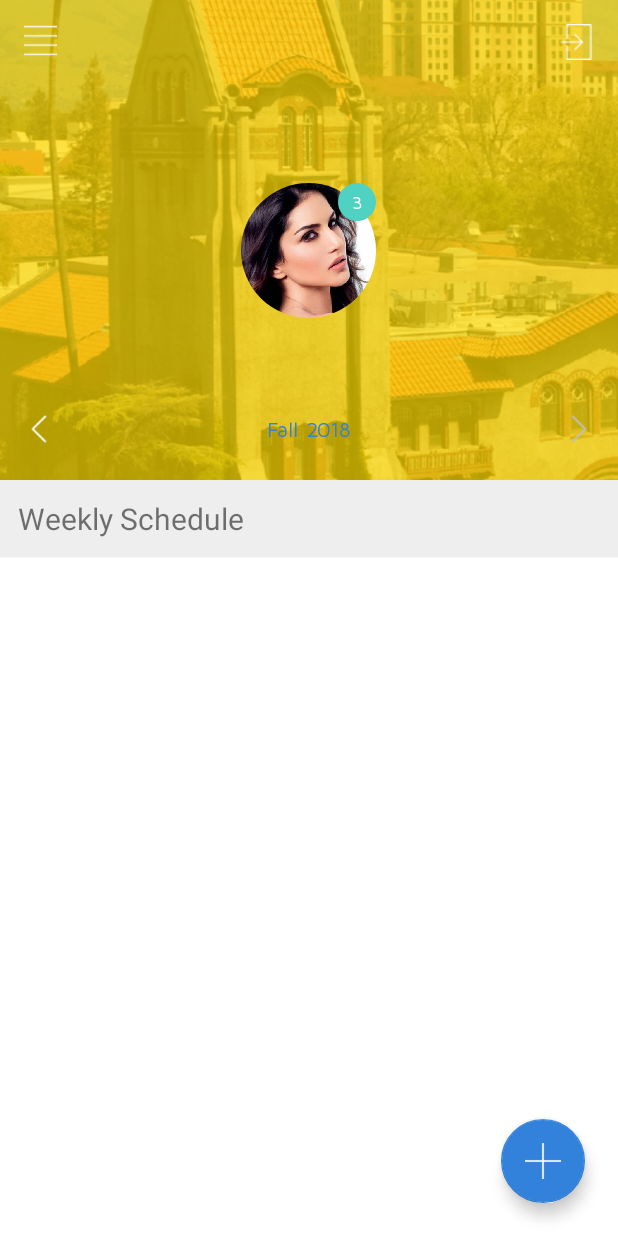
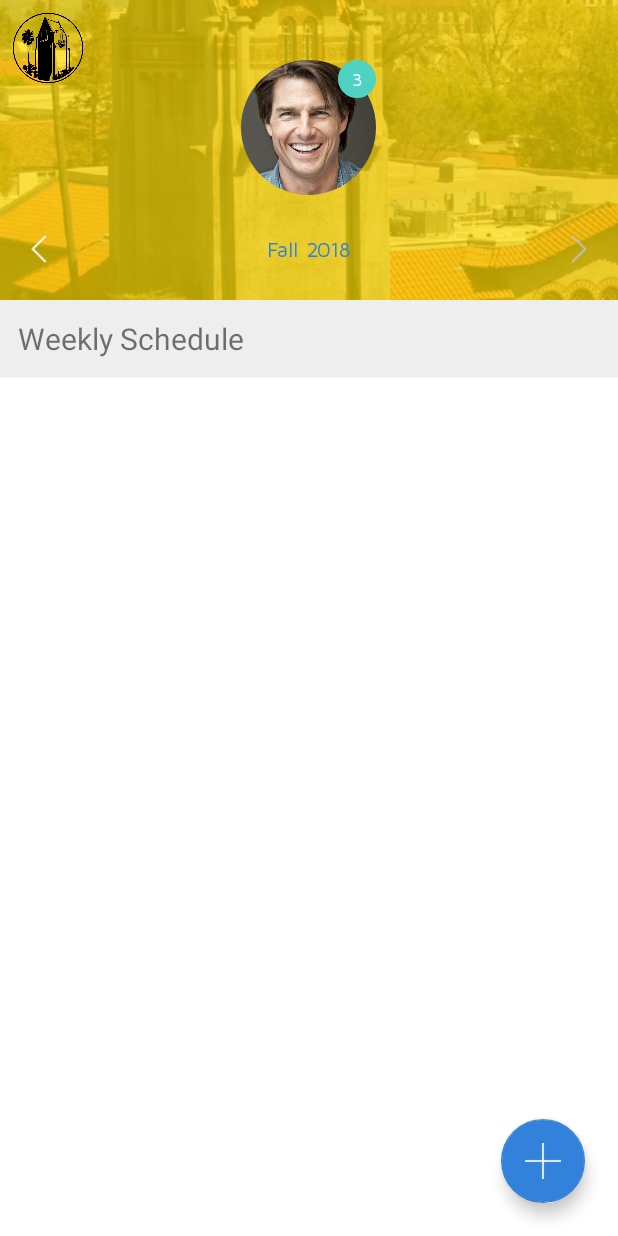
Before and after one commit to SJSU-Fall2018-CS151-6/SpartanApp, an Android app: the CourseSchedule screen opened directly, with no data from a screen before it, on a phone screen of 412 x 824 dp. Run offline under Robolectric (Android 15) with nearby library versions, the phone set to English and light mode, and no system bars; plain views replace CircularImageView, WeekDatePicker.

Commit message:
ui improvements and ToDo subscription

```diff
--- a/SpartanApp/BronzeApp/app/src/main/AndroidManifest.xml
+++ b/SpartanApp/BronzeApp/app/src/main/AndroidManifest.xml
@@ -17,6 +17,10 @@
         </activity>
         <activity
             android:name=".GraphActivity"
+            android:screenOrientation="portrait"
+            android:windowSoftInputMode="adjustPan" />
+        <activity
+            android:name=".todo.ToDoActivity"
             android:screenOrientation="portrait"
             android:windowSoftInputMode="adjustPan" />
         <activity
--- a/SpartanApp/BronzeApp/app/src/main/java/com/wolfsoft/one/bronzeapp/course/CourseSchedule.java
+++ b/SpartanApp/BronzeApp/app/src/main/java/com/wolfsoft/one/bronzeapp/course/CourseSchedule.java
@@ -8,12 +8,13 @@ import android.widget.ListView;
 import android.widget.TextView;
 
 import com.wolfsoft.one.bronzeapp.R;
+import com.wolfsoft.one.bronzeapp.general.Behavior;
+import com.wolfsoft.one.bronzeapp.home.HomeActivity;
 import com.wolfsoft.one.bronzeapp.login.Credentials;
 
-import java.io.Serializable;
 import java.util.ArrayList;
 
-public class CourseSchedule extends AppCompatActivity implements Serializable {
+public class CourseSchedule extends AppCompatActivity implements Behavior {
 
     ArrayList<Course> list = new ArrayList<>();
     ListView listView;
@@ -29,10 +30,6 @@ public class CourseSchedule extends AppCompatActivity implements Serializable {
         listView = (ListView) findViewById(R.id.scheduleListView);
 
         listView.setAdapter(adapter);
-
-        TextView textView = (TextView) findViewById(R.id.userName);
-
-        textView.setText(Credentials.getUserName());
     }
 
     public void addNewCourse(View v){
@@ -62,4 +59,10 @@ public class CourseSchedule extends AppCompatActivity implements Serializable {
         }
     }
 
+    @Override
+    public void goHome(View v) {
+        Intent intent = new Intent(getApplicationContext(), HomeActivity.class);
+
+        startActivity(intent);
+    }
 }
--- /dev/null
+++ b/SpartanApp/BronzeApp/app/src/main/java/com/wolfsoft/one/bronzeapp/general/Behavior.java
@@ -0,0 +1,7 @@
+package com.wolfsoft.one.bronzeapp.general;
+
+import android.view.View;
+
+public interface Behavior {
+    public void goHome(View v);
+}
--- a/SpartanApp/BronzeApp/app/src/main/java/com/wolfsoft/one/bronzeapp/login/SignUpActivity.java
+++ b/SpartanApp/BronzeApp/app/src/main/java/com/wolfsoft/one/bronzeapp/login/SignUpActivity.java
@@ -1,5 +1,6 @@
 package com.wolfsoft.one.bronzeapp.login;
 
+import android.content.Intent;
 import android.os.Bundle;
 import android.support.v7.app.AppCompatActivity;
 import android.view.View;
@@ -7,6 +8,7 @@ import android.widget.EditText;
 
 import com.wolfsoft.one.bronzeapp.R;
 import com.wolfsoft.one.bronzeapp.database.DBHandler;
+import com.wolfsoft.one.bronzeapp.home.HomeActivity;
 
 public class SignUpActivity extends AppCompatActivity {
 
@@ -41,4 +43,8 @@ public class SignUpActivity extends AppCompatActivity {
 
         onBackPressed();
     }
+
+    public void goToSignIn(View v){
+        finish();
+    }
 }
--- a/SpartanApp/BronzeApp/app/src/main/res/layout/activity_home.xml
+++ b/SpartanApp/BronzeApp/app/src/main/res/layout/activity_home.xml
@@ -3,7 +3,7 @@
     xmlns:app="http://schemas.android.com/apk/res-auto"
     android:layout_width="match_parent"
     android:layout_height="match_parent"
-    android:background="@color/spartanGold"
+    android:background="@drawable/login_background"
     android:visibility="visible">
 
 
@@ -32,6 +32,7 @@
             android:layout_height="0dp"
             android:layout_rowWeight="1"
             android:layout_columnWeight="1"
+            android:scaleType="centerCrop"
             android:layout_margin="16dp"
             android:src="@drawable/btn_home"
             android:onClick="gotToList"/>
@@ -68,6 +69,7 @@
         <com.github.siyamed.shapeimageview.CircularImageView
             android:layout_width="0dp"
             android:layout_height="0dp"
+            android:onClick="goToToDo"
             android:layout_rowWeight="1"
             android:layout_columnWeight="1"
             android:layout_margin="16dp"
--- a/SpartanApp/BronzeApp/app/src/main/res/layout/activity_horizontal_calender.xml
+++ b/SpartanApp/BronzeApp/app/src/main/res/layout/activity_horizontal_calender.xml
@@ -1,6 +1,5 @@
 <?xml version="1.0" encoding="utf-8"?>
 <RelativeLayout xmlns:android="http://schemas.android.com/apk/res/android"
-    xmlns:tools="http://schemas.android.com/tools"
     android:layout_width="match_parent"
     android:layout_height="match_parent"
     xmlns:app="http://schemas.android.com/apk/res-auto"
@@ -30,7 +29,7 @@
 
     <ImageView
         android:layout_width="match_parent"
-        android:layout_height="320dp"
+        android:layout_height="200dp"
         android:src="@drawable/login_background"
         android:scaleType="centerCrop"
         />
@@ -38,75 +37,43 @@
 
 
 
-        <LinearLayout
-            android:layout_width="match_parent"
-            android:layout_height="wrap_content"
-            android:orientation="vertical">
+
 
             <LinearLayout
-        android:layout_width="match_parent"
+                android:layout_width="wrap_content"
                 android:layout_height="wrap_content"
                 android:orientation="horizontal"
-        android:padding="16dp">
-
-
+                android:padding="2dp">
 
                 <ImageView
-            android:layout_width="22dp"
-            android:layout_height="22dp"
-            android:src="@drawable/menu"/>
+                    android:layout_width="60dp"
+                    android:layout_height="60dp"
+                    android:src="@drawable/sjsu_logo"
+                    android:onClick="goHome"
+                    android:gravity="left"/>
 
-        <LinearLayout
-            android:layout_width="0dp"
-            android:layout_weight="1"
-            android:layout_gravity="right"
-            android:gravity="right"
-            android:layout_height="wrap_content"
-            android:orientation="horizontal">
-
-
-            <ImageView
-                android:onClick="logOut"
-                android:layout_width="24dp"
-                android:layout_height="24dp"
-                android:src="@drawable/login"/>
-
-        </LinearLayout>
             </LinearLayout>
 
 
 
-
-            <customfonts.MyTextView
-                android:id="@+id/userName"
-                android:layout_width="wrap_content"
-                android:layout_height="wrap_content"
-                android:textSize="22dp"
-                android:textColor="@color/white"
-                android:layout_gravity="center"
-                android:layout_marginTop="16dp"
-
-                />
-
             <FrameLayout
                 android:layout_width="wrap_content"
                 android:layout_height="wrap_content"
-                android:layout_marginTop="26dp"
-                android:layout_gravity="center">
+                android:layout_gravity="center|top"
+                android:layout_marginTop="40dp">
 
 
                 <com.github.siyamed.shapeimageview.CircularImageView
 
                     android:layout_width="90dp"
                     android:layout_height="90dp"
-                android:src="@drawable/sunny"
                     android:layout_gravity="center"
                     android:clickable="true"
                     android:gravity="center"
                     android:scaleType="centerCrop"
+                    android:src="@drawable/tomcruise"
+                    app:siBorderColor="#cccccc"
                     app:siBorderWidth="1dp"
-
-                app:siBorderColor="#cccccc"
 
 
                     />
@@ -134,9 +101,6 @@
 
 
 
-        </LinearLayout>
-
-
         <LinearLayout
             android:layout_width="match_parent"
             android:layout_height="wrap_content"
@@ -158,6 +122,7 @@
                 android:layout_weight="1"
                 android:layout_height="wrap_content"
                 android:textSize="14dp"
+                android:textStyle="bold"
                 android:textColor="@color/blue"
                 android:text="Fall 2018"
                 android:layout_gravity="center"
--- a/SpartanApp/BronzeApp/app/src/main/res/layout/schedule_item.xml
+++ b/SpartanApp/BronzeApp/app/src/main/res/layout/schedule_item.xml
@@ -19,7 +19,7 @@
             android:layout_width="60dp"
             android:layout_height="460dp"
             android:src="@drawable/tomcruise"
-            android:layout_margin="16dp"
+            android:layout_margin="4dp"
             android:layout_rowSpan="2"
             />
 
```
Also changed, not shown: SpartanApp/BronzeApp/app/src/main/java/com/wolfsoft/one/bronzeapp/home/HomeActivity.java (+7 -0 lines), SpartanApp/BronzeApp/app/src/main/java/com/wolfsoft/one/bronzeapp/todo/Assignment.java (added, +17 -0 lines), SpartanApp/BronzeApp/app/src/main/java/com/wolfsoft/one/bronzeapp/todo/CourseNotificationCreator.java (added, +20 -0 lines), SpartanApp/BronzeApp/app/src/main/java/com/wolfsoft/one/bronzeapp/todo/MassageQueue.java (added, +12 -0 lines), SpartanApp/BronzeApp/app/src/main/java/com/wolfsoft/one/bronzeapp/todo/ToDoActivity.java (added, +93 -0 lines), SpartanApp/BronzeApp/app/src/main/res/layout/activity_lecture_selector.xml (+4 -10 lines), SpartanApp/BronzeApp/app/src/main/res/layout/activity_login.xml (+16 -18 lines), SpartanApp/BronzeApp/app/src/main/res/layout/activity_signup.xml (+14 -0 lines), SpartanApp/BronzeApp/app/src/main/res/layout/activity_todo.xml (added, +114 -0 lines), SpartanApp/BronzeApp/app/src/main/res/drawable-xxxhdpi/sjsu_logo.png (added). Lines whose indentation alone changed are shown as unchanged.
